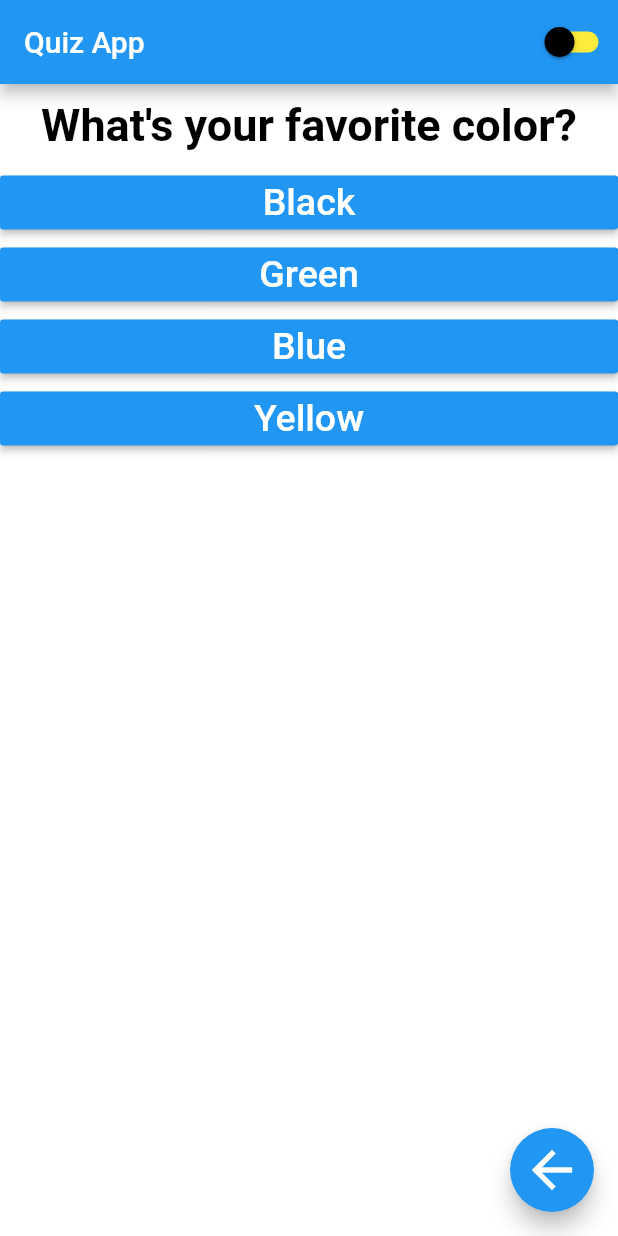
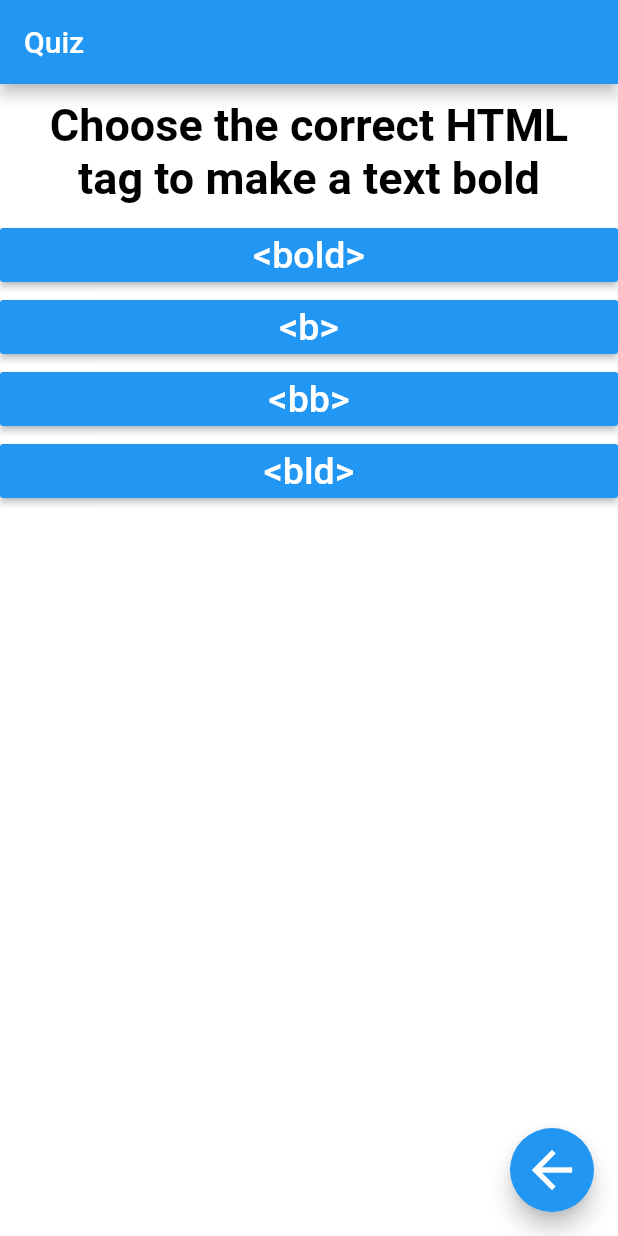
Before and after one commit to MaramAlthobity/Quiz_App, a Flutter app: the screen it shows after launch, on a phone screen of 412 x 824 dp. Run offline on Flutter 3.47's test engine with Material 2 defaults, Android fonts, the phone set to English and light mode, and no system bars.

Commit message:
improved th appear

```diff
--- a/lib/main.dart
+++ b/lib/main.dart
@@ -52,30 +52,30 @@ class _MyAppState extends State<MyApp> {
 
   final List<Map<String, Object>> _question = [
     {
-      'questionText': 'What\'s your favorite color?',
+      'questionText': 'Choose the correct HTML tag to make a text bold',
       'answers': [
-        {'text': 'Black', 'score': 10},
-        {'text': 'Green', 'score': 20},
-        {'text': 'Blue', 'score': 30},
-        {'text': 'Yellow', 'score': 40},
+        {'text': '<bold>', 'score': 0},
+        {'text': '<b>', 'score': 40},
+        {'text': '<bb>', 'score': 0},
+        {'text': '<bld>', 'score': 0},
       ]
     },
     {
-      'questionText': 'What\'s your favorite animal?',
+      'questionText': 'What is the correct HTML tag for inserting a line break?',
       'answers': [
-        {'text': 'Rabbit', 'score': 10},
-        {'text': 'Tiger', 'score': 20},
-        {'text': 'Elephant', 'score': 30},
-        {'text': 'Lion', 'score': 40},
+        {'text': '<br>', 'score': 40},
+        {'text': '<lb>', 'score': 0},
+        {'text': '<break>', 'score': 0},
+        {'text': '<newline>', 'score': 0},
       ]
     },
     {
-      'questionText': 'What\'s your favorite instrator?',
+      'questionText': 'What is the correct HTML tag to make a text italic?',
       'answers': [
-        {'text': 'Maram1', 'score': 10},
-        {'text': 'Maram2', 'score': 20},
-        {'text': 'Maram3', 'score': 30},
-        {'text': 'Maram4', 'score': 40},
+        {'text': '<ii>', 'score': 0},
+        {'text': '<italics>', 'score': 0},
+        {'text': '<italic>', 'score': 0},
+        {'text': '<i>', 'score': 40},
       ]
     },
   ];
@@ -86,29 +86,8 @@ class _MyAppState extends State<MyApp> {
       debugShowCheckedModeBanner: false,
       home: Scaffold(
         appBar: AppBar(
-          title: Text("Quiz App", style: TextStyle(color: w)),
-          actions: <Widget>[
-            Switch(
-              value: isSwitched,
-              onChanged: (value) {
-                setState(() {
-                  isSwitched = value;
-                  print(isSwitched);
-                  if (isSwitched == true) {
-                    b = Colors.white;
-                    w = Colors.black;
-                  }
-                  if (isSwitched == false) {
-                    b = Colors.black;
-                    w = Colors.white;
-                  }
-                });
-              },
-              activeColor: Colors.white,
-              inactiveThumbColor: Colors.black,
-              inactiveTrackColor: Colors.yellow,
-            ),
-          ],
+          title: Text("Quiz", style: TextStyle(color: w)),
+
         ),
         body: Container(
           color: w,
```
Also changed, not shown: pubspec.lock.
